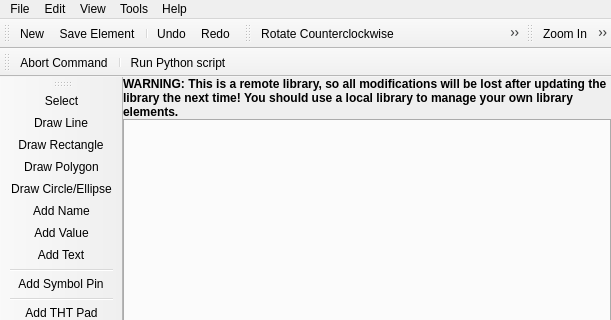
hephaisto/LibrePCB, file libs/librepcb/libraryeditor/libraryeditor.ui: the form before one commit; both pictures show x 0 to 611 and y 0 to 320 of the 611 by 540 pixel window.
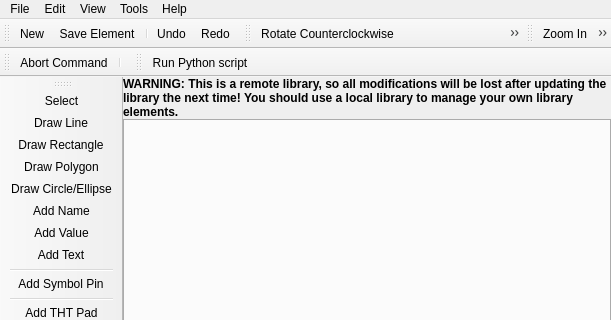
The form after the commit. Icons and pictures are not drawn. Custom widgets are drawn as their Qt base class.

Commit message: Move python button to separate toolbox

```diff
--- a/libs/librepcb/libraryeditor/libraryeditor.ui
+++ b/libs/librepcb/libraryeditor/libraryeditor.ui
@@ -209,6 +209,8 @@
    </attribute>
    <addaction name="actionAbortCommand"/>
    <addaction name="separator"/>
+  </widget>
+  <widget class="QToolBar" name="scriptingToolbar">
    <addaction name="actionRunPythonScript"/>
   </widget>
   <widget class="QToolBar" name="toolsToolbar">
```
